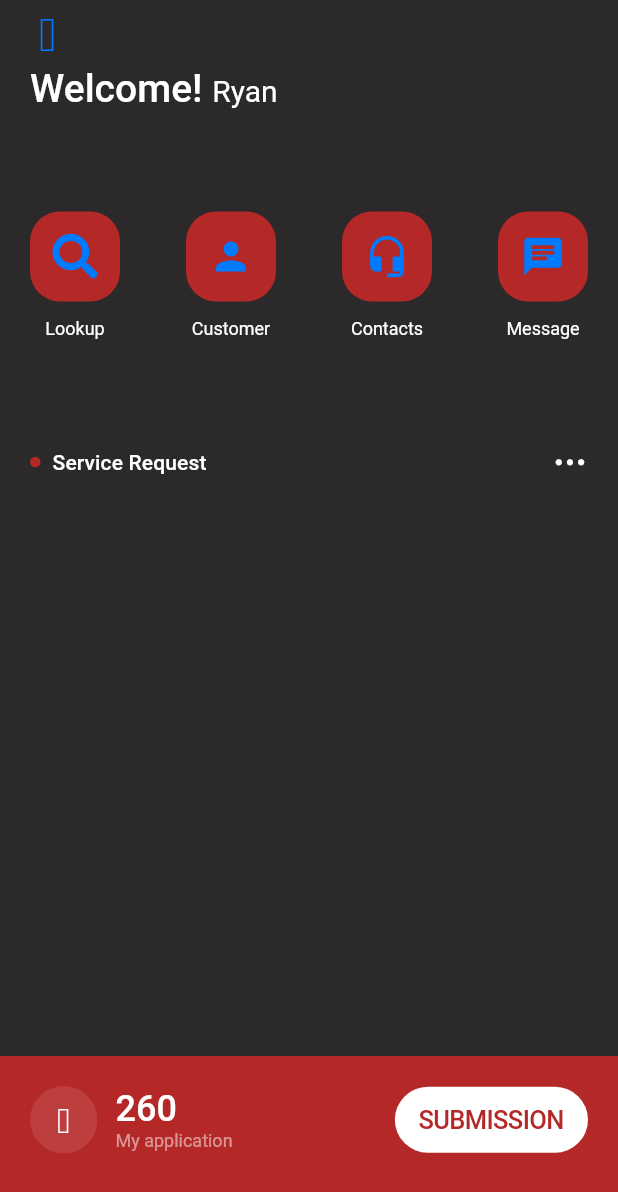
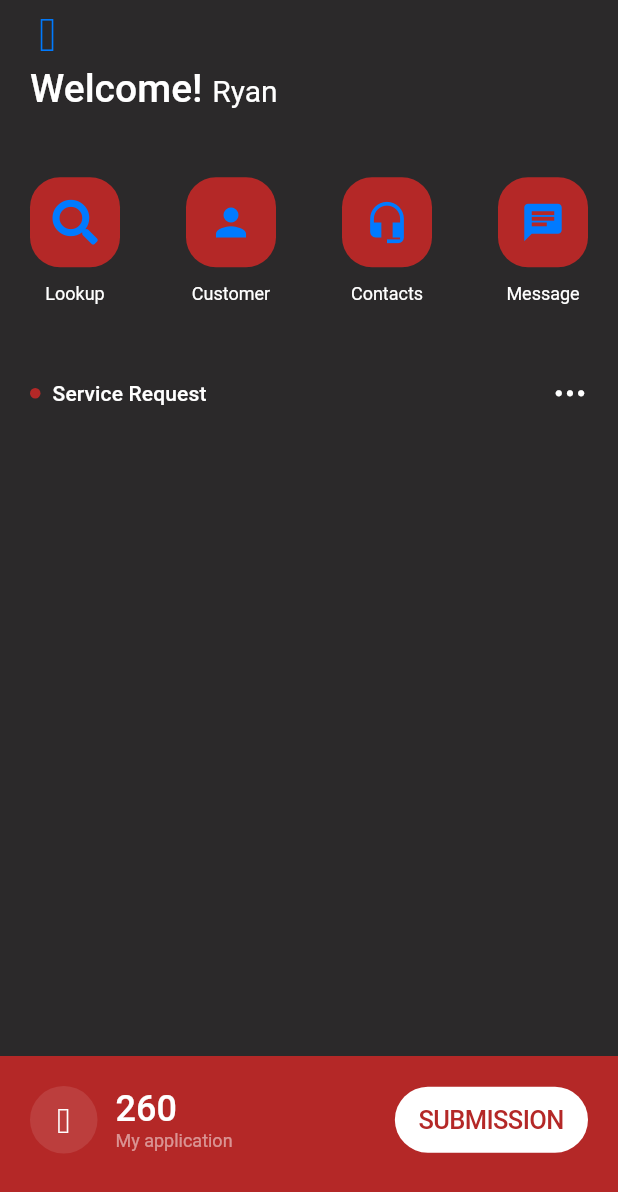
Before and after one commit to GaboBrandX/flutter_challenge_1, a Flutter app: the screen it shows after launch, on a phone screen of 412 x 824 dp. Shown: the top 1192 px of the screen. Run offline on Flutter 3.47's test engine with Material 2 defaults, Android fonts, the phone set to English and light mode, and no system bars; our stand-ins replace font_awesome_flutter.

Commit message:
PageView container resized

```diff
--- a/lib/home_page.dart
+++ b/lib/home_page.dart
@@ -36,7 +36,7 @@ class _HomePageState extends State<HomePage> {
             right: 0.0,
             child: Container(
               width: double.infinity,
-              height: MediaQuery.of(context).size.height - (MediaQuery.of(context).size.height / 2.0) - 120.0,
+              height: MediaQuery.of(context).size.height - (MediaQuery.of(context).size.height / 1.8) - 120.0,
               child: Padding(
                 padding: const EdgeInsets.symmetric(horizontal: 20.0),
                 child: Column(
@@ -125,7 +125,7 @@ class _HomePageState extends State<HomePage> {
             left: 0.0,
             right: 0.0,
             child: Container(
-              height: MediaQuery.of(context).size.height / 2.0,
+              height: MediaQuery.of(context).size.height / 1.8,
             ),
           ),
           Positioned(
```
